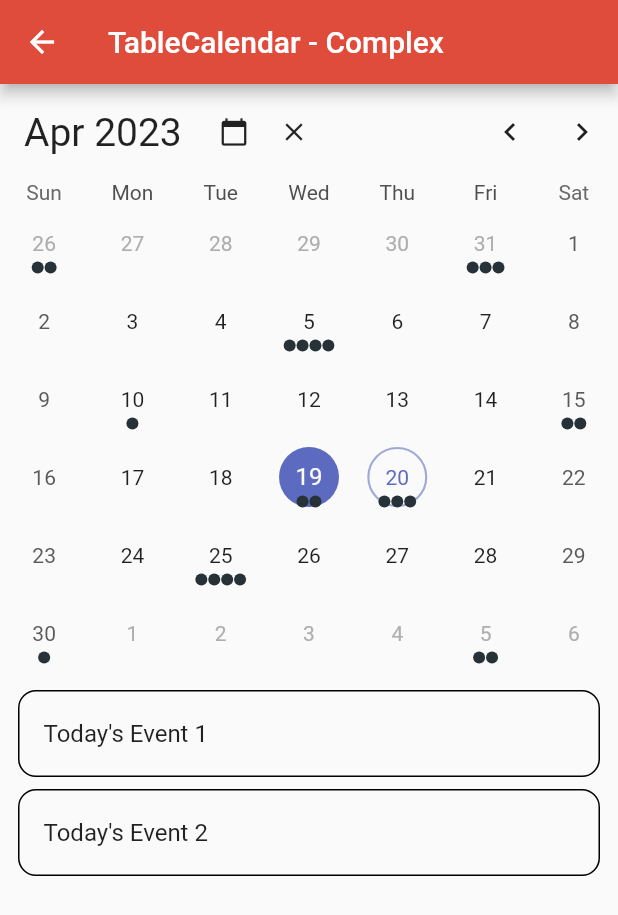
After one commit to seonwoo960000/flutter-todo, a Flutter app: the screen it shows after launch, after a tap on "Basics", on a phone screen of 412 x 824 dp. The commit adds this screen. Shown: the top 915 px of the screen. Run offline on Flutter 3.47's test engine with Material 2 defaults, Android fonts, the phone set to English and light mode, and no system bars; drawn by our look-alikes of table_calendar.

Commit message:
Add calendar - needs to be fixed

```diff
--- a/lib/main.dart
+++ b/lib/main.dart
@@ -1,5 +1,5 @@
 import 'package:flutter/material.dart';
-import 'package:todo/ui/screens/home/main_screen.dart';
+import 'package:todo/ui/screens/home/calendar_screen.dart';
 import 'package:todo/ui/theme/colors.dart';
 
 void main() {
@@ -20,7 +20,7 @@
         primarySwatch: todoPrimaryColor,
         visualDensity: VisualDensity.adaptivePlatformDensity,
       ),
-      home: const MainScreen(title: 'TodoGPT')
+      home: const CalendarScreen()
     );
   }
 }
--- /dev/null
+++ b/lib/ui/components/calendar.dart
@@ -0,0 +1,255 @@
+// Copyright 2019 Aleksander Woźniak
+// SPDX-License-Identifier: Apache-2.0
+
+import 'dart:collection';
+
+import 'package:flutter/material.dart';
+import 'package:intl/intl.dart';
+import 'package:table_calendar/table_calendar.dart';
+
+import 'utils.dart';
+
+class Calendar extends StatefulWidget {
+  @override
+  _CalendarState createState() => _CalendarState();
+}
+
+class _CalendarState extends State<Calendar> {
+  late final ValueNotifier<List<Event>> _selectedEvents;
+  final ValueNotifier<DateTime> _focusedDay = ValueNotifier(DateTime.now());
+  final Set<DateTime> _selectedDays = LinkedHashSet<DateTime>(
+    equals: isSameDay,
+    hashCode: getHashCode,
+  );
+
+  late PageController _pageController;
+  CalendarFormat _calendarFormat = CalendarFormat.month;
+  RangeSelectionMode _rangeSelectionMode = RangeSelectionMode.toggledOff;
+  DateTime? _rangeStart;
+  DateTime? _rangeEnd;
+
+  @override
+  void initState() {
+    super.initState();
+
+    _selectedDays.add(_focusedDay.value);
+    _selectedEvents = ValueNotifier(_getEventsForDay(_focusedDay.value));
+  }
+
+  @override
+  void dispose() {
+    _focusedDay.dispose();
+    _selectedEvents.dispose();
+    super.dispose();
+  }
+
+  bool get canClearSelection =>
+      _selectedDays.isNotEmpty || _rangeStart != null || _rangeEnd != null;
+
+  List<Event> _getEventsForDay(DateTime day) {
+    return kEvents[day] ?? [];
+  }
+
+  List<Event> _getEventsForDays(Iterable<DateTime> days) {
+    return [
+      for (final d in days) ..._getEventsForDay(d),
+    ];
+  }
+
+  List<Event> _getEventsForRange(DateTime start, DateTime end) {
+    final days = daysInRange(start, end);
+    return _getEventsForDays(days);
+  }
+
+  void _onDaySelected(DateTime selectedDay, DateTime focusedDay) {
+    setState(() {
+      if (_selectedDays.contains(selectedDay)) {
+        _selectedDays.remove(selectedDay);
+      } else {
+        _selectedDays.add(selectedDay);
+      }
+
+      _focusedDay.value = focusedDay;
+      _rangeStart = null;
+      _rangeEnd = null;
+      _rangeSelectionMode = RangeSelectionMode.toggledOff;
+    });
+
+    _selectedEvents.value = _getEventsForDays(_selectedDays);
+  }
+
+  void _onRangeSelected(DateTime? start, DateTime? end, DateTime focusedDay) {
+    setState(() {
+      _focusedDay.value = focusedDay;
+      _rangeStart = start;
+      _rangeEnd = end;
+      _selectedDays.clear();
+      _rangeSelectionMode = RangeSelectionMode.toggledOn;
+    });
+
+    if (start != null && end != null) {
+      _selectedEvents.value = _getEventsForRange(start, end);
+    } else if (start != null) {
+      _selectedEvents.value = _getEventsForDay(start);
+    } else if (end != null) {
+      _selectedEvents.value = _getEventsForDay(end);
+    }
+  }
+
+  @override
+  Widget build(BuildContext context) {
+    return Scaffold(
+      appBar: AppBar(
+        title: Text('TableCalendar - Complex'),
+      ),
+      body: Column(
+        children: [
+          ValueListenableBuilder<DateTime>(
+            valueListenable: _focusedDay,
+            builder: (context, value, _) {
+              return _CalendarHeader(
+                focusedDay: value,
+                clearButtonVisible: canClearSelection,
+                onTodayButtonTap: () {
+                  setState(() => _focusedDay.value = DateTime.now());
+                },
+                onClearButtonTap: () {
+                  setState(() {
+                    _rangeStart = null;
+                    _rangeEnd = null;
+                    _selectedDays.clear();
+                    _selectedEvents.value = [];
+                  });
+                },
+                onLeftArrowTap: () {
+                  _pageController.previousPage(
+                    duration: Duration(milliseconds: 300),
+                    curve: Curves.easeOut,
+                  );
+                },
+                onRightArrowTap: () {
+                  _pageController.nextPage(
+                    duration: Duration(milliseconds: 300),
+                    curve: Curves.easeOut,
+                  );
+                },
+              );
+            },
+          ),
+          TableCalendar<Event>(
+            firstDay: kFirstDay,
+            lastDay: kLastDay,
+            focusedDay: _focusedDay.value,
+            headerVisible: false,
+            selectedDayPredicate: (day) => _selectedDays.contains(day),
+            rangeStartDay: _rangeStart,
+            rangeEndDay: _rangeEnd,
+            calendarFormat: _calendarFormat,
+            rangeSelectionMode: _rangeSelectionMode,
+            eventLoader: _getEventsForDay,
+            holidayPredicate: (day) {
+              // Every 20th day of the month will be treated as a holiday
+              return day.day == 20;
+            },
+            onDaySelected: _onDaySelected,
+            onRangeSelected: _onRangeSelected,
+            onCalendarCreated: (controller) => _pageController = controller,
+            onPageChanged: (focusedDay) => _focusedDay.value = focusedDay,
+            onFormatChanged: (format) {
+              if (_calendarFormat != format) {
+                setState(() => _calendarFormat = format);
+              }
+            },
+          ),
+          const SizedBox(height: 8.0),
+          Expanded(
+            child: ValueListenableBuilder<List<Event>>(
+              valueListenable: _selectedEvents,
+              builder: (context, value, _) {
+                return ListView.builder(
+                  itemCount: value.length,
+                  itemBuilder: (context, index) {
+                    return Container(
+                      margin: const EdgeInsets.symmetric(
+                        horizontal: 12.0,
+                        vertical: 4.0,
+                      ),
+                      decoration: BoxDecoration(
+                        border: Border.all(),
+                        borderRadius: BorderRadius.circular(12.0),
+                      ),
+                      child: ListTile(
+                        onTap: () => print('${value[index]}'),
+                        title: Text('${value[index]}'),
+                      ),
+                    );
+                  },
+                );
+              },
+            ),
+          ),
+        ],
+      ),
+    );
+  }
+}
+
+class _CalendarHeader extends StatelessWidget {
+  final DateTime focusedDay;
+  final VoidCallback onLeftArrowTap;
+  final VoidCallback onRightArrowTap;
+  final VoidCallback onTodayButtonTap;
+  final VoidCallback onClearButtonTap;
+  final bool clearButtonVisible;
+
+  const _CalendarHeader({
+    Key? key,
+    required this.focusedDay,
+    required this.onLeftArrowTap,
+    required this.onRightArrowTap,
+    required this.onTodayButtonTap,
+    required this.onClearButtonTap,
+    required this.clearButtonVisible,
+  }) : super(key: key);
+
+  @override
+  Widget build(BuildContext context) {
+    final headerText = DateFormat.yMMM().format(focusedDay);
+
+    return Padding(
+      padding: const EdgeInsets.symmetric(vertical: 8.0),
+      child: Row(
+        children: [
+          const SizedBox(width: 16.0),
+          SizedBox(
+            width: 120.0,
+            child: Text(
+              headerText,
+              style: TextStyle(fontSize: 26.0),
+            ),
+          ),
+          IconButton(
+            icon: Icon(Icons.calendar_today, size: 20.0),
+            visualDensity: VisualDensity.compact,
+            onPressed: onTodayButtonTap,
+          ),
+          if (clearButtonVisible)
+            IconButton(
+              icon: Icon(Icons.clear, size: 20.0),
+              visualDensity: VisualDensity.compact,
+              onPressed: onClearButtonTap,
+            ),
+          const Spacer(),
+          IconButton(
+            icon: Icon(Icons.chevron_left),
+            onPressed: onLeftArrowTap,
+          ),
+          IconButton(
+            icon: Icon(Icons.chevron_right),
+            onPressed: onRightArrowTap,
+          ),
+        ],
+      ),
+    );
+  }
+}
--- /dev/null
+++ b/lib/ui/components/utils.dart
@@ -0,0 +1,49 @@
+import 'dart:collection';
+
+import 'package:table_calendar/table_calendar.dart';
+
+/// Example event class.
+class Event {
+  final String title;
+
+  const Event(this.title);
+
+  @override
+  String toString() => title;
+}
+
+/// Example events.
+///
+/// Using a [LinkedHashMap] is highly recommended if you decide to use a map.
+final kEvents = LinkedHashMap<DateTime, List<Event>>(
+  equals: isSameDay,
+  hashCode: getHashCode,
+)..addAll(_kEventSource);
+
+final _kEventSource = Map.fromIterable(List.generate(50, (index) => index),
+    key: (item) => DateTime.utc(kFirstDay.year, kFirstDay.month, item * 5),
+    value: (item) => List.generate(
+        item % 4 + 1, (index) => Event('Event $item | ${index + 1}')))
+  ..addAll({
+    kToday: [
+      Event('Today\'s Event 1'),
+      Event('Today\'s Event 2'),
+    ],
+  });
+
+int getHashCode(DateTime key) {
+  return key.day * 1000000 + key.month * 10000 + key.year;
+}
+
+/// Returns a list of [DateTime] objects from [first] to [last], inclusive.
+List<DateTime> daysInRange(DateTime first, DateTime last) {
+  final dayCount = last.difference(first).inDays + 1;
+  return List.generate(
+    dayCount,
+        (index) => DateTime.utc(first.year, first.month, first.day + index),
+  );
+}
+
+final kToday = DateTime.now();
+final kFirstDay = DateTime(kToday.year, kToday.month - 3, kToday.day);
+final kLastDay = DateTime(kToday.year, kToday.month + 3, kToday.day);
--- /dev/null
+++ b/lib/ui/screens/home/calendar_screen.dart
@@ -0,0 +1,36 @@
+import 'package:flutter/material.dart';
+import 'package:table_calendar/table_calendar.dart';
+import 'package:todo/ui/components/calendar.dart';
+
+class CalendarScreen extends StatefulWidget {
+  const CalendarScreen({super.key});
+
+  @override
+  State<StatefulWidget> createState() => _CalendarScreenState();
+}
+
+class _CalendarScreenState extends State<CalendarScreen> {
+  @override
+  Widget build(BuildContext context) {
+    return Scaffold(
+      appBar: AppBar(
+        title: Text('TableCalendar Example'),
+      ),
+      body: Center(
+        child: Column(
+          mainAxisAlignment: MainAxisAlignment.center,
+          children: [
+            const SizedBox(height: 20.0),
+            ElevatedButton(
+              child: Text('Basics'),
+              onPressed: () => Navigator.push(
+                context,
+                MaterialPageRoute(builder: (_) => Calendar()),
+              ),
+            ),
+          ]
+        ),
+      ),
+    );
+  }
+}
--- a/pubspec.yaml
+++ b/pubspec.yaml
@@ -37,6 +37,7 @@
   cupertino_icons: ^1.0.3
   flutter_slidable: ^0.6.0
   grouped_list: ^4.0.0
+  table_calendar: ^3.0.9
 
 dev_dependencies:
   flutter_test:
```
Also changed, not shown: pubspec.lock.
